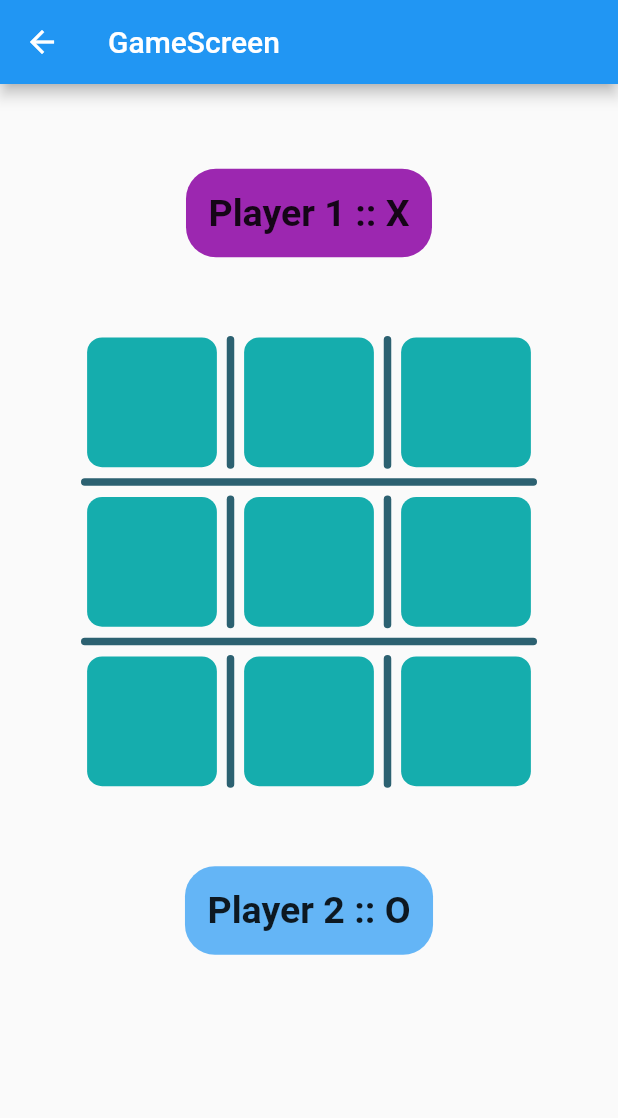
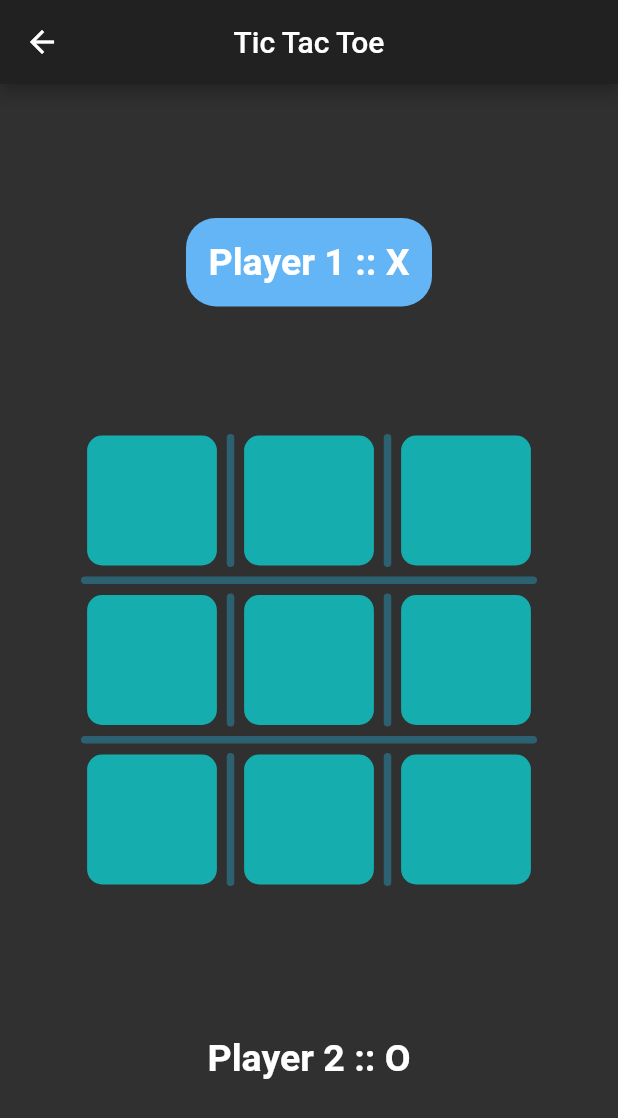
Before and after one commit to qasimsiddiqui/tic_tac_toe, a Flutter app: the screen it shows after launch, after a tap on "Play!", on a phone screen of 412 x 824 dp. Shown: the top 1118 px of the screen. Run offline on Flutter 3.47's test engine with Material 2 defaults, Android fonts, the light colour scheme and no system bars; our stand-ins replace flutter_riverpod.

Commit message:
final UI touches

```diff
--- a/lib/main.dart
+++ b/lib/main.dart
@@ -11,9 +11,7 @@ class MyApp extends StatelessWidget {
   Widget build(BuildContext context) {
     return MaterialApp(
       title: 'Flutter Demo',
-      theme: ThemeData(
-        primarySwatch: Colors.blue,
-      ),
+      theme: ThemeData.dark(),
       home: HomeScreen(),
     );
   }
--- a/lib/screens/gameScreen.dart
+++ b/lib/screens/gameScreen.dart
@@ -22,7 +22,8 @@ class _GameScreenState extends State<GameScreen> {
 
     return Scaffold(
       appBar: AppBar(
-        title: Text("GameScreen"),
+        centerTitle: true,
+        title: Text("Tic Tac Toe"),
       ),
       body: Consumer(
         builder: (context, watch, _) => Padding(
@@ -32,11 +33,11 @@ class _GameScreenState extends State<GameScreen> {
             crossAxisAlignment: CrossAxisAlignment.center,
             children: [
               Container(
-                decoration: BoxDecoration(
-                    borderRadius: BorderRadius.circular(20),
-                    color: watch(turnProvider).state == 1
-                        ? Colors.purple
-                        : Colors.blue[300]),
+                decoration: watch(turnProvider).state == 1
+                    ? BoxDecoration(
+                        borderRadius: BorderRadius.circular(20),
+                        color: Colors.blue[300])
+                    : null,
                 padding: EdgeInsets.all(15),
                 child: Text('Player 1 :: X',
                     style: TextStyle(
@@ -46,12 +47,11 @@ class _GameScreenState extends State<GameScreen> {
               ),
               Center(child: Grid(deviceWidth)),
               Container(
-                decoration: BoxDecoration(
-                  borderRadius: BorderRadius.circular(20),
-                  color: watch(turnProvider).state == 1
-                      ? Colors.blue[300]
-                      : Colors.purple,
-                ),
+                decoration: watch(turnProvider).state == 2
+                    ? BoxDecoration(
+                        borderRadius: BorderRadius.circular(20),
+                        color: Colors.blue[300])
+                    : null,
                 padding: EdgeInsets.all(15),
                 child: Text('Player 2 :: O',
                     style: TextStyle(
@@ -59,7 +59,6 @@ class _GameScreenState extends State<GameScreen> {
                       fontWeight: FontWeight.w600,
                     )),
               ),
-              SizedBox(height: deviceWidth * 0.2),
             ],
           ),
         ),
--- a/lib/screens/homeScreen.dart
+++ b/lib/screens/homeScreen.dart
@@ -11,7 +11,8 @@ class _HomeScreenState extends State<HomeScreen> {
   Widget build(BuildContext context) {
     return Scaffold(
       appBar: AppBar(
-        title: Text("Home Screen"),
+        centerTitle: true,
+        title: Text("Tic Tac Toe"),
       ),
       body: Center(
         child: Padding(
@@ -26,7 +27,19 @@ class _HomeScreenState extends State<HomeScreen> {
                       MaterialPageRoute(builder: (context) => GameScreen()),
                     );
                   },
-                  child: Text('Play!'))
+                  style: ButtonStyle(
+                    elevation: MaterialStateProperty.all<double>(12),
+                    backgroundColor:
+                        MaterialStateProperty.all<Color>(Colors.blueGrey),
+                  ),
+                  child: Padding(
+                    padding: const EdgeInsets.fromLTRB(10, 5, 10, 5),
+                    child: Text('Play!',
+                        style: TextStyle(
+                          fontSize: 20,
+                          fontWeight: FontWeight.w500,
+                        )),
+                  ))
             ],
           ),
         ),
```
